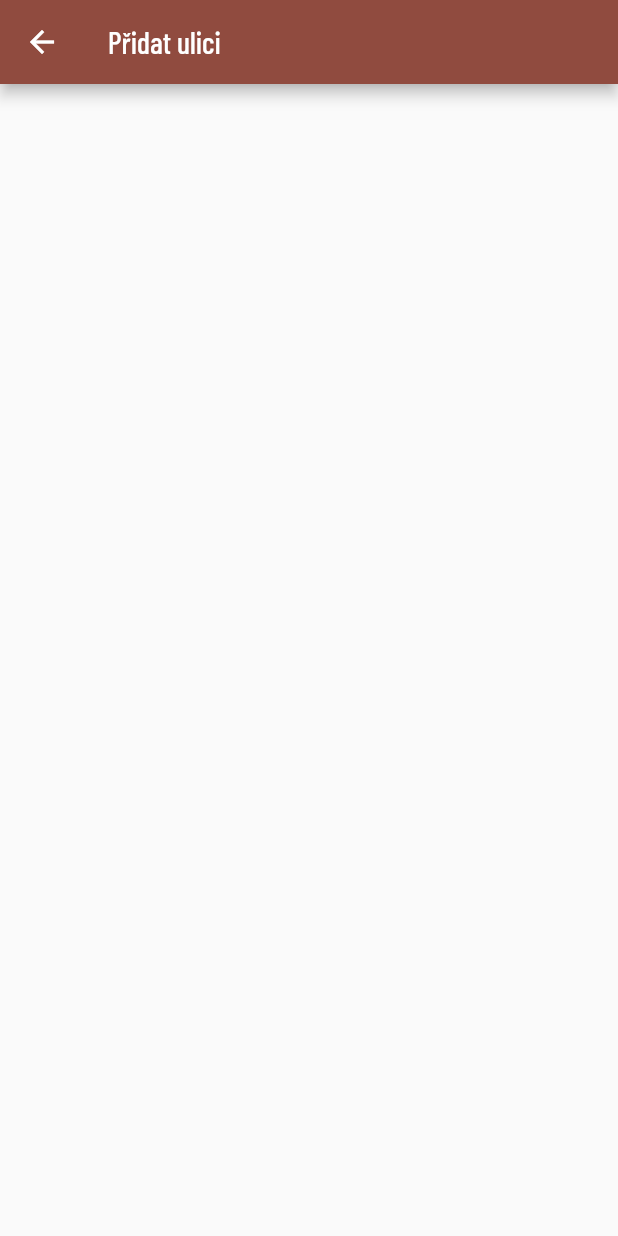
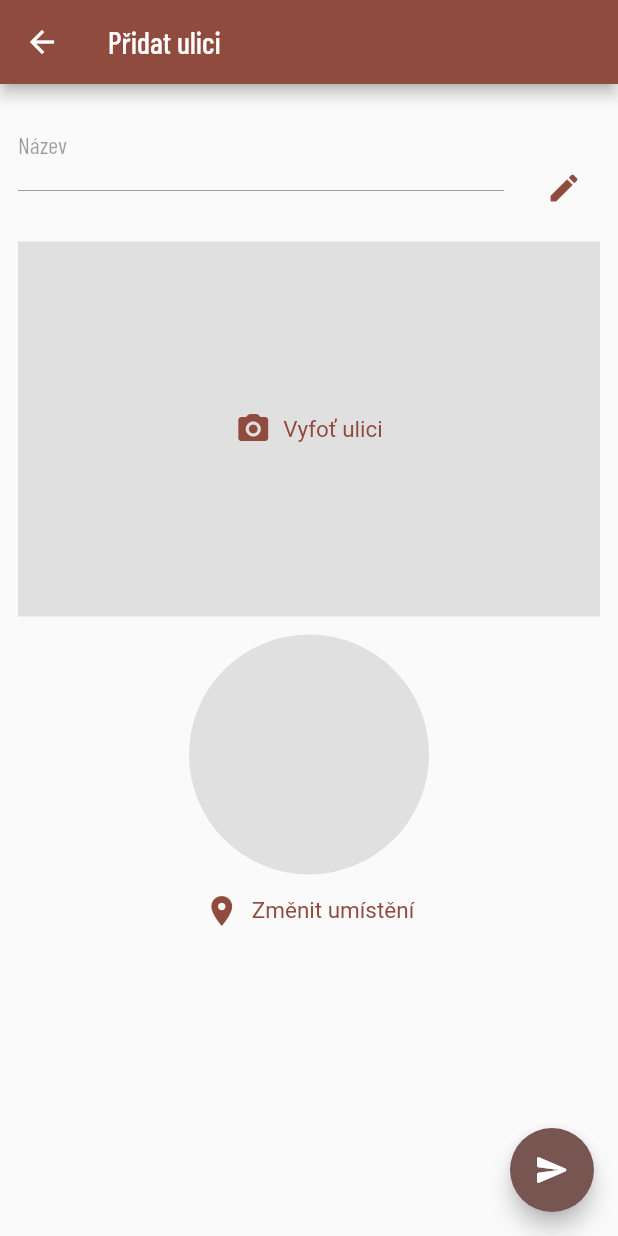
Before and after one commit to Esosek/kralupy_streets, a Flutter app: the screen it shows after launch, after a tap on "Přidat novou ulici", on a phone screen of 412 x 824 dp. Run offline on Flutter 3.47's test engine with Material 2 defaults, Android fonts, the phone set to English and light mode, and no system bars; our stand-ins replace cloud_firestore, firebase_core, google_fonts; accounts and stored records are empty; network calls fail.

Commit message:
AddStreet screen

```diff
--- a/lib/screens/add_street.dart
+++ b/lib/screens/add_street.dart
@@ -1,4 +1,7 @@
 import 'package:flutter/material.dart';
+
+import 'package:kralupy_streets/widgets/image_input.dart';
+import 'package:kralupy_streets/widgets/location_input.dart';
 
 class AddStreet extends StatefulWidget {
   const AddStreet({super.key});
@@ -8,6 +11,23 @@ class AddStreet extends StatefulWidget {
 }
 
 class _AddStreetState extends State<AddStreet> {
+  final _streetNameController = TextEditingController();
+  late FocusNode _streetNameFocusNode;
+  bool _isEditingName = false;
+
+  @override
+  void initState() {
+    super.initState();
+    _streetNameFocusNode = FocusNode();
+  }
+
+  @override
+  void dispose() {
+    _streetNameController.dispose();
+    _streetNameFocusNode.dispose();
+    super.dispose();
+  }
+
   @override
   Widget build(BuildContext context) {
     return SafeArea(
@@ -15,6 +35,62 @@ class _AddStreetState extends State<AddStreet> {
         appBar: AppBar(
           title: const Text('Přidat ulici'),
         ),
+        floatingActionButton: FloatingActionButton(
+          onPressed: () {
+            Navigator.of(context).pop();
+            // Show snackbar
+          },
+          child: const Icon(Icons.send_rounded),
+        ),
+        floatingActionButtonLocation: FloatingActionButtonLocation.endFloat,
+        body: SingleChildScrollView(
+          padding: const EdgeInsets.all(12),
+          child: Column(
+            mainAxisAlignment: MainAxisAlignment.spaceBetween,
+            children: [
+              Row(
+                crossAxisAlignment: CrossAxisAlignment.end,
+                children: [
+                  Expanded(
+                    child: TextField(
+                      focusNode: _streetNameFocusNode,
+                      controller: _streetNameController,
+                      enabled: _isEditingName,
+                      keyboardType: TextInputType.name,
+                      enableSuggestions: false,
+                      autocorrect: false,
+                      maxLength: 30,
+                      textAlign: TextAlign.center,
+                      decoration: const InputDecoration(
+                        labelText: 'Název',
+                      ),
+                    ),
+                  ),
+                  const SizedBox(width: 16),
+                  if (!_isEditingName)
+                    IconButton(
+                      onPressed: () {
+                        setState(() {
+                          _isEditingName = true;
+                        });
+                        Future.delayed(const Duration(milliseconds: 50), () {
+                          _streetNameFocusNode.requestFocus();
+                        });
+                      },
+                      icon: Icon(
+                        Icons.edit_rounded,
+                        color: Theme.of(context).colorScheme.primary,
+                      ),
+                    ),
+                ],
+              ),
+              const SizedBox(height: 12),
+              const ImageInput(),
+              const SizedBox(height: 12),
+              const LocationInput(),
+            ],
+          ),
+        ),
       ),
     );
   }
--- a/lib/screens/game_screen.dart
+++ b/lib/screens/game_screen.dart
@@ -106,7 +106,7 @@ class _GameScreenState extends State<GameScreen> {
                   Container(
                     height: 300,
                     width: double.infinity,
-                    color: Colors.grey.shade400,
+                    color: Colors.grey.shade300,
                     child: Image.network(
                       questions[_currentQuestionIndex].correctAnswer.imageUrl,
                       fit: BoxFit.cover,
--- a/lib/screens/home_screen.dart
+++ b/lib/screens/home_screen.dart
@@ -88,7 +88,7 @@ class _HomeScreenState extends State<HomeScreen> {
                         ),
                         child: Image.asset('assets/images/city_sign.png'),
                       ),
-                      const SizedBox(height: 70),
+                      const SizedBox(height: 60),
                       ElevatedButton(
                         onPressed: () => _switchScreen(
                           context,
--- a/lib/screens/street_detail_screen.dart
+++ b/lib/screens/street_detail_screen.dart
@@ -22,7 +22,7 @@ class StreetDetailScreen extends StatelessWidget {
           crossAxisAlignment: CrossAxisAlignment.start,
           children: [
             Container(
-              color: Colors.grey.shade400,
+              color: Colors.grey.shade300,
               height: 172,
               child: Image.network(
                 'https://maps.googleapis.com/maps/api/staticmap?center=${lat},${lng}&zoom=17&size=600x300&maptype=roadmap&markers=color:red%7C$lat,$lng&key=$googleApiKey',
--- a/lib/widgets/image_input.dart
+++ b/lib/widgets/image_input.dart
@@ -0,0 +1,32 @@
+import 'package:flutter/material.dart';
+
+class ImageInput extends StatefulWidget {
+  const ImageInput({super.key});
+
+  @override
+  State<ImageInput> createState() => _ImageInputState();
+}
+
+class _ImageInputState extends State<ImageInput> {
+  @override
+  Widget build(BuildContext context) {
+    return Container(
+      height: 250,
+      width: double.infinity,
+      color: Colors.grey.shade300,
+      child: Center(
+        child: TextButton.icon(
+          onPressed: () {},
+          icon: const Icon(Icons.camera_alt_rounded),
+          label: Text(
+            'Vyfoť ulici',
+            style: Theme.of(context).textTheme.labelMedium!.copyWith(
+                  color: Theme.of(context).colorScheme.primary,
+                  fontSize: 15,
+                ),
+          ),
+        ),
+      ),
+    );
+  }
+}
--- a/lib/widgets/location_input.dart
+++ b/lib/widgets/location_input.dart
@@ -0,0 +1,32 @@
+import 'package:flutter/material.dart';
+
+class LocationInput extends StatefulWidget {
+  const LocationInput({super.key});
+
+  @override
+  State<LocationInput> createState() => _LocationInputState();
+}
+
+class _LocationInputState extends State<LocationInput> {
+  void _getLocation() {}
+  @override
+  Widget build(BuildContext context) {
+    return Column(children: [
+      CircleAvatar(
+        radius: 80,
+        backgroundColor: Colors.grey.shade300,
+      ),
+      TextButton.icon(
+        onPressed: () {},
+        icon: const Icon(Icons.location_on),
+        label: Text(
+          'Změnit umístění',
+          style: Theme.of(context).textTheme.labelMedium!.copyWith(
+                color: Theme.of(context).colorScheme.primary,
+                fontSize: 15,
+              ),
+        ),
+      ),
+    ]);
+  }
+}
```
